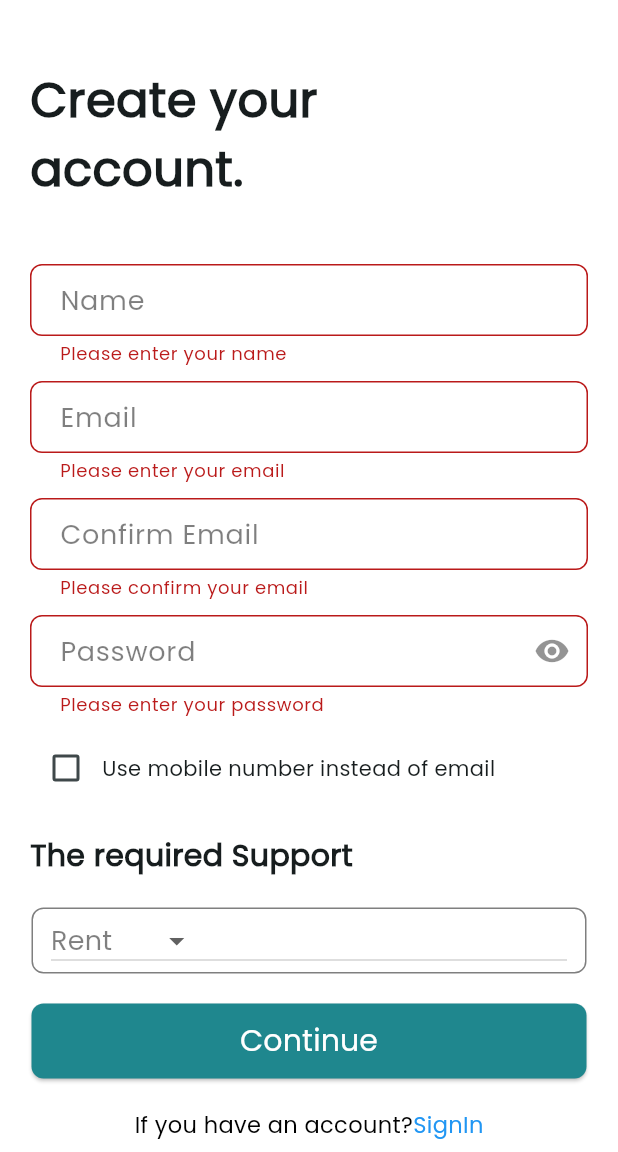
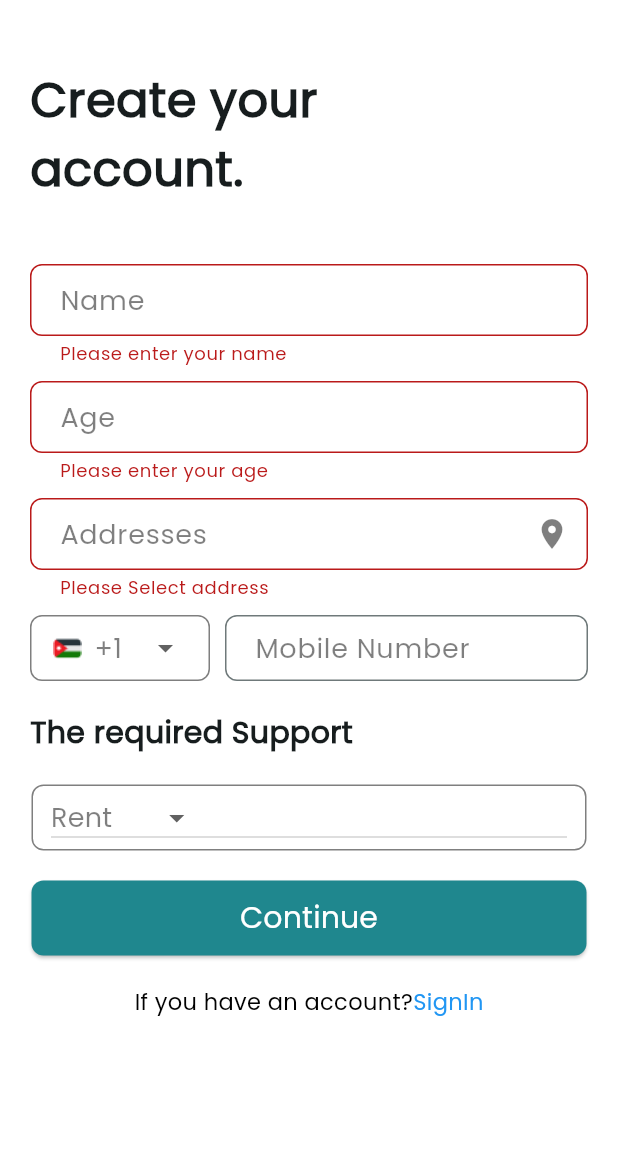
Before and after one commit to Narsinhpatel/donation_flutter_app, a Flutter app: the SignupSecond screen opened by its route, after a tap on "Continue", on a phone screen of 412 x 824 dp, the part 84-1236 px from its top. Run offline on Flutter 3.47's test engine with Material 3 defaults, Android fonts, the phone set to English and light mode, and no system bars; our stand-ins replace get.

Commit message:
second-signup-update-completed-narsinh

```diff
--- a/lib/pages/auth_pages/signin_second_option_page.dart
+++ b/lib/pages/auth_pages/signin_second_option_page.dart
@@ -22,9 +22,9 @@ class _SignupSecondState extends State<SignupSecond> {
   };
 
   final TextEditingController nameController = TextEditingController();
-  final TextEditingController emailController = TextEditingController();
-  final TextEditingController confirmEmailController = TextEditingController();
-  final TextEditingController passwordController = TextEditingController();
+  final TextEditingController ageController = TextEditingController();
+
+  final TextEditingController addressesController = TextEditingController();
   final TextEditingController mobileNumberController = TextEditingController();
 
   TextEditingController _descriptionController = TextEditingController();
@@ -44,32 +44,21 @@ class _SignupSecondState extends State<SignupSecond> {
     return null;
   }
 
-  String? validateEmail(String ?value) {
+  String? validateAge(String ?value) {
     if (value == null || value.isEmpty) {
-      return 'Please enter your email';
-    } else if (!GetUtils.isEmail(value)) {
-      return 'Please enter a valid email';
+      return 'Please enter your age';
     }
     return null;
   }
 
-  String? validateConfirmEmail(String ?value) {
+  String? validateAddress(String ?value) {
     if (value == null || value.isEmpty) {
-      return 'Please confirm your email';
-    } else if (value != emailController.text) {
-      return 'Emails do not match';
+      return 'Please Select address';
     }
     return null;
   }
 
-  String? validatePassword(String ?value) {
-    if (value == null || value.isEmpty) {
-      return 'Please enter your password';
-    } else if (value.length < 6) {
-      return 'Password must be at least 6 characters long';
-    }
-    return null;
-  }
+
 
   String? validateMobileNumber(String ?value) {
     if (value == null || value.isEmpty) {
@@ -128,9 +117,9 @@ class _SignupSecondState extends State<SignupSecond> {
 
                     const SizedBox(height: 10),
                     TextFormField(
-                      controller: emailController,
+                      controller: ageController,
                       decoration: InputDecoration(
-                        hintText: "Email",
+                        hintText: "Age",
                         hintStyle: TextStyle(
                           fontWeight: FontWeight.w500,
                           fontSize: 18,
@@ -149,39 +138,16 @@ class _SignupSecondState extends State<SignupSecond> {
                               color: Colors.black.withOpacity(0.5)),
                         ),
                       ),
-                      validator: validateEmail,
+                      validator: validateAge,
                     ),
+
+
+
                     const SizedBox(height: 10),
                     TextFormField(
-                      controller: confirmEmailController,
+                      controller: addressesController,
                       decoration: InputDecoration(
-                        hintText: "Confirm Email",
-                        hintStyle: TextStyle(
-                          fontWeight: FontWeight.w500,
-                          fontSize: 18,
-                          color: Colors.black.withOpacity(0.5),
-                        ),
-                        contentPadding: const EdgeInsets.symmetric(
-                            vertical: 7, horizontal: 16),
-                        border: OutlineInputBorder(
-                          borderRadius: BorderRadius.circular(8.0),
-                          borderSide: BorderSide(
-                              color: Colors.black.withOpacity(0.5)),
-                        ),
-                        focusedBorder: OutlineInputBorder(
-                          borderRadius: BorderRadius.circular(8.0),
-                          borderSide: BorderSide(
-                              color: Colors.black.withOpacity(0.5)),
-                        ),
-                      ),
-                      validator: validateConfirmEmail,
-                    ),
-                    const SizedBox(height: 10),
-                    TextFormField(
-                      controller: passwordController,
-                      obscureText: isObscured,
-                      decoration: InputDecoration(
-                        hintText: 'Password',
+                        hintText: "Addresses",
                         hintStyle: TextStyle(
                           fontWeight: FontWeight.w500,
                           fontSize: 18,
@@ -200,32 +166,15 @@ class _SignupSecondState extends State<SignupSecond> {
                               color: Colors.black.withOpacity(0.5)),
                         ),
                         suffixIcon: IconButton(
-                          icon: Icon(
-                            isObscured
-                                ? Icons.visibility
-                                : Icons.visibility_off,
-                            color: const Color(0xFF2A2A2A).withOpacity(0.5),
-                          ),
-                          onPressed: toggleVisibility,
+                          onPressed: () {
+                            // Handle IconButton onPressed event here
+                          },
+                          icon: Icon(Icons.place,color: Colors.black.withOpacity(0.5),),
                         ),
                       ),
-                      validator: validatePassword,
+                      validator: validateAddress,
                     ),
                     const SizedBox(height: 10),
-                    Row(
-                      children: [
-                        Checkbox(
-                          value: showMobileNumberField,
-                          onChanged: (newValue) {
-                            setState(() {
-                              showMobileNumberField = newValue!;
-                            });
-                          },
-                        ),
-                        const Text('Use mobile number instead of email'),
-                      ],
-                    ),
-                    if (showMobileNumberField)
                       Row(
                         children: [
                           Container(
@@ -271,11 +220,13 @@ class _SignupSecondState extends State<SignupSecond> {
                               }).toList(),
                             ),
                           ),
+
                           const SizedBox(width: 10),
                           Expanded(
                             child: SizedBox(
                               height: 44,
-                              child: TextField(
+                              child: TextFormField(
+
                                 controller: mobileNumberController,
                                 decoration: InputDecoration(
                                   hintText: "Mobile Number",
@@ -297,7 +248,7 @@ class _SignupSecondState extends State<SignupSecond> {
                                         color: Colors.black.withOpacity(0.5)),
                                   ),
                                 ),
-
+                             //   validator: validateMobileNumber,
                               ),
                             ),
                           ),
--- a/lib/pages/auth_pages/signup_welcome.dart
+++ b/lib/pages/auth_pages/signup_welcome.dart
@@ -77,7 +77,7 @@ class _SignupWelcomeState extends State<SignupWelcome> {
                           selectedValue = 'Option ${index + 1}';
                         });
                         Timer(Duration(milliseconds: 200), () {
-                          Get.toNamed('/signup');
+                          Get.toNamed('/signup_second');
                         });
                       },
                       child: Container(
```
